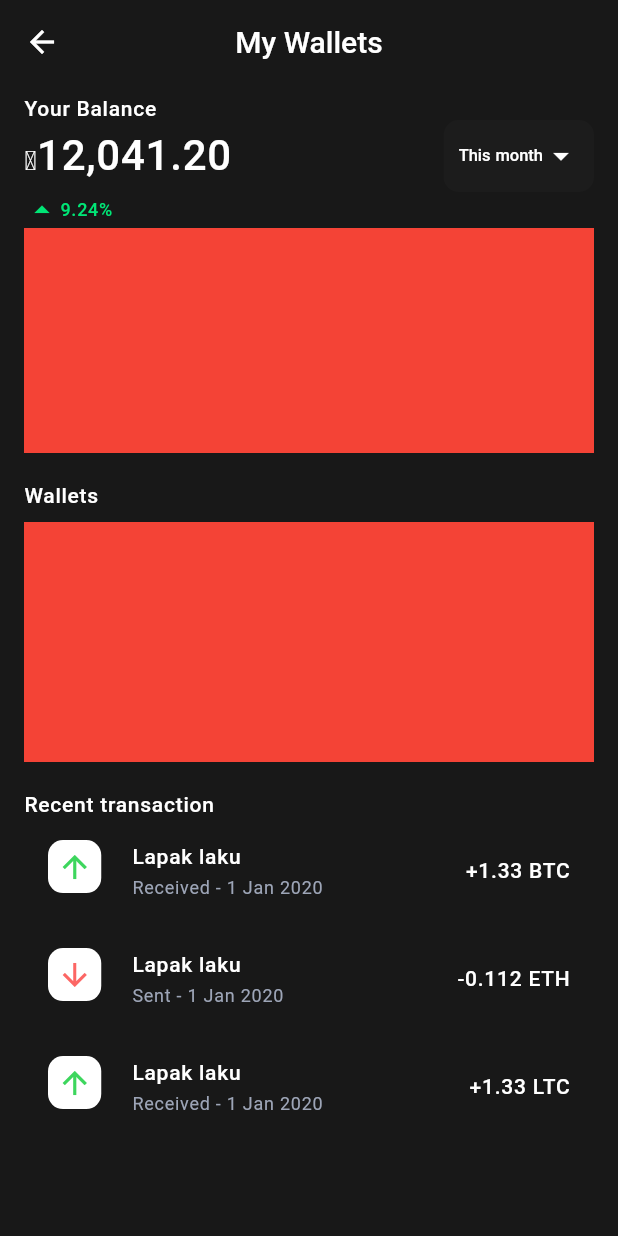
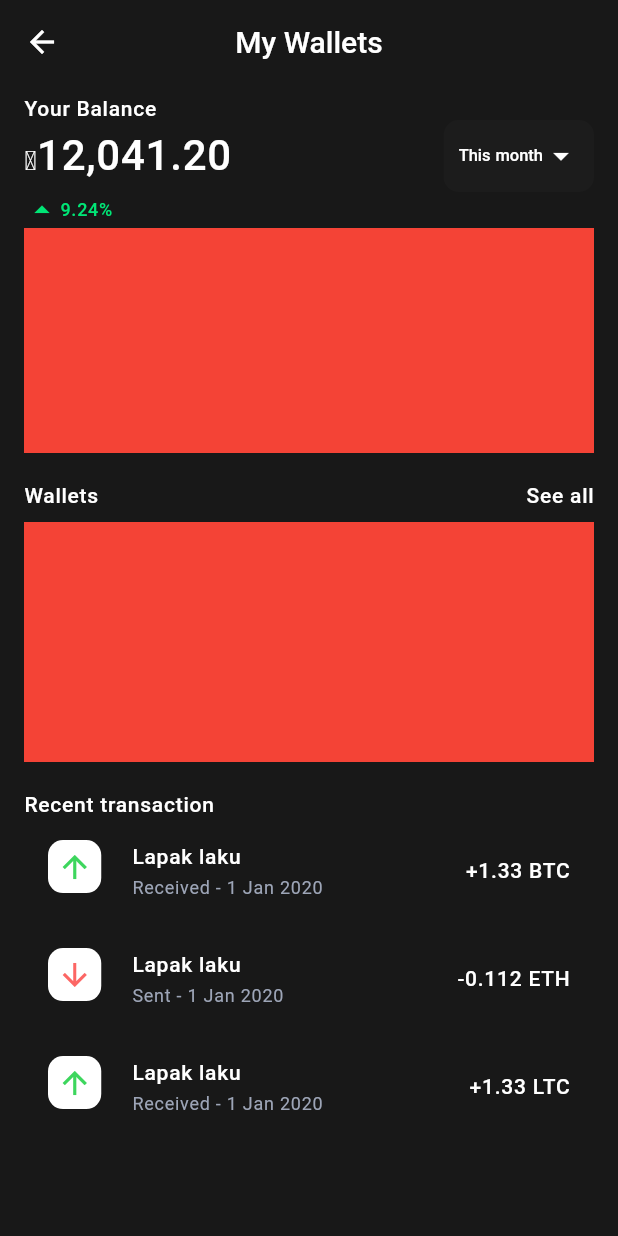
Before and after one commit to SuTechs/eCoin, a Flutter app: the Wallet screen opened by its route, on a phone screen of 412 x 824 dp. Run offline on Flutter 3.47's test engine with Material 2 defaults, Android fonts, the phone set to English and light mode, and no system bars; our stand-ins replace country_code_picker.

Commit message:
all screen completed

```diff
--- a/lib/screens/settingDetails/wallet.dart
+++ b/lib/screens/settingDetails/wallet.dart
@@ -109,6 +109,9 @@ class Wallet extends StatelessWidget {
               SizedBox(height: 20),
 
               /// Wallets
+              Row(
+                mainAxisAlignment: MainAxisAlignment.spaceBetween,
+                children: [
                   Text(
                     'Wallets',
                     style: TextStyle(
@@ -116,6 +119,16 @@ class Wallet extends StatelessWidget {
                       fontWeight: FontWeight.w500,
                       letterSpacing: 0.5,
                     ),
+                  ),
+                  Text(
+                    'See all',
+                    style: TextStyle(
+                      color: Colors.white,
+                      fontWeight: FontWeight.w500,
+                      letterSpacing: 0.5,
+                    ),
+                  ),
+                ],
               ),
               SizedBox(height: 10),
               Container(
```
Lines whose indentation alone changed are shown as unchanged.
